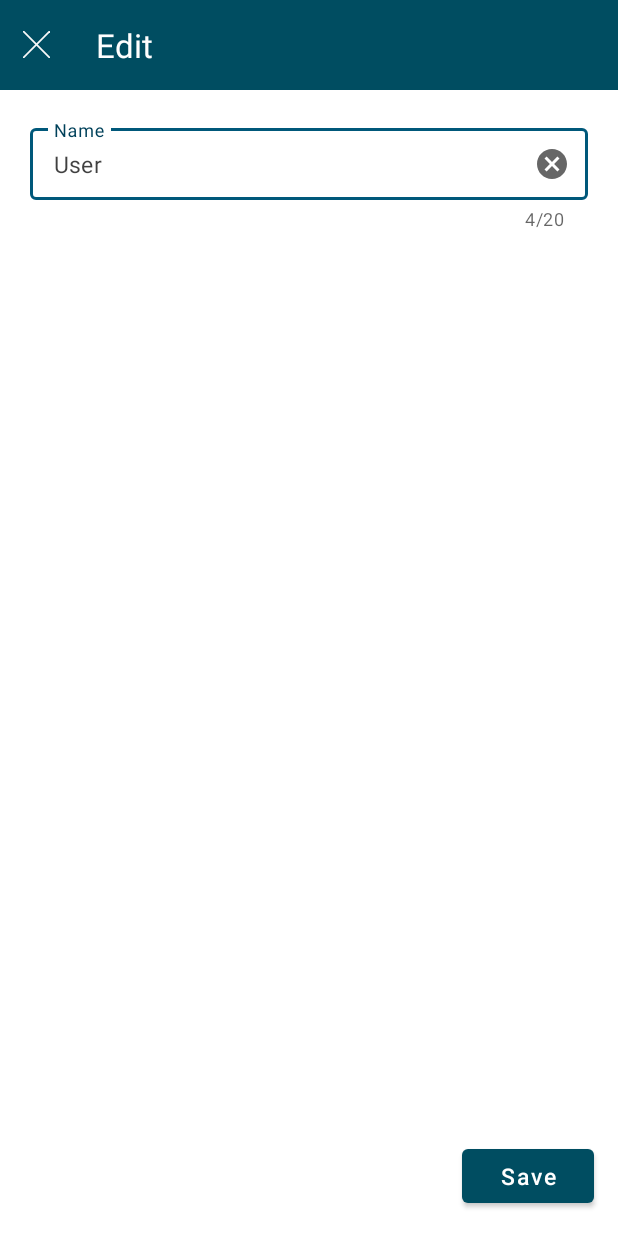
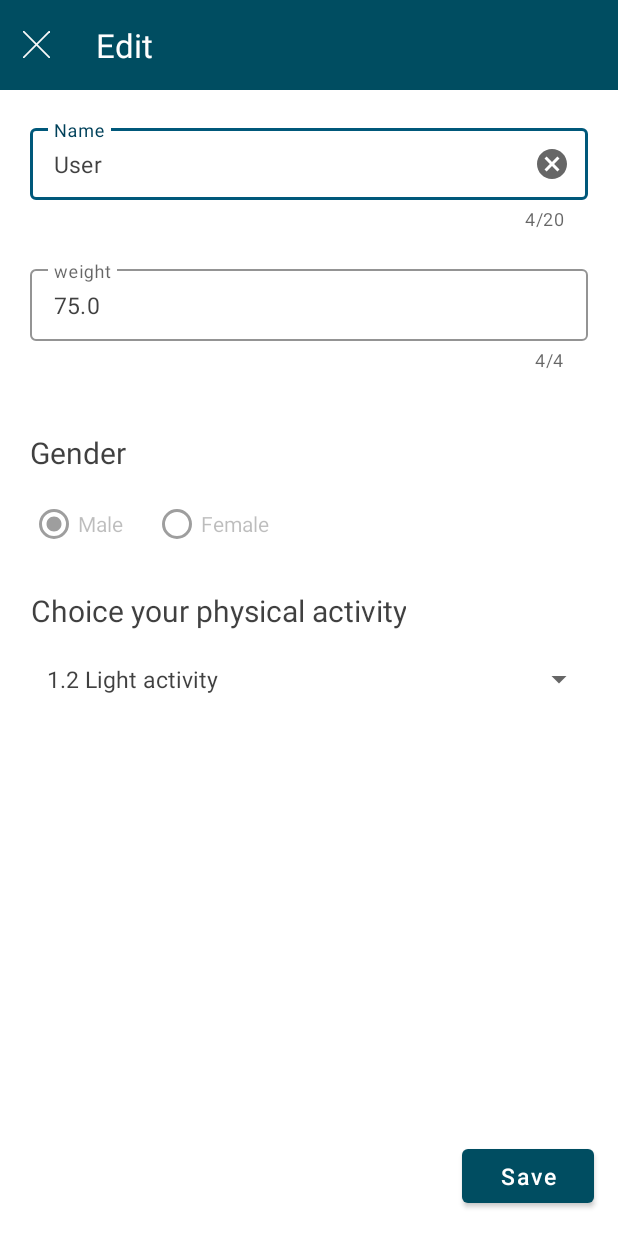
Before and after one commit to artemqq5/WaterDrinkApp, an Android app: the DialogEditUser screen opened through its navigation route, on a phone screen of 412 x 824 dp. Run offline under Robolectric (Android 15) with nearby library versions, the light colour scheme and no system bars; our stand-ins replace Dagger/Hilt's generated code, navigation-ui.

Commit message:
upd mvvm
start connect mvvm

```diff
--- a/app/src/main/java/ppatsrrif/one/waterstate/presentation/home/DialogEditUser.kt
+++ b/app/src/main/java/ppatsrrif/one/waterstate/presentation/home/DialogEditUser.kt
@@ -9,22 +9,23 @@ import android.text.TextWatcher
 import android.view.LayoutInflater
 import android.view.View
 import android.view.ViewGroup
+import android.widget.ArrayAdapter
 import androidx.fragment.app.DialogFragment
+import androidx.fragment.app.activityViewModels
 import dagger.hilt.android.AndroidEntryPoint
+import ppatsrrif.one.waterstate.ApplicationStart.Companion.log
 import ppatsrrif.one.waterstate.R
 import ppatsrrif.one.waterstate.databinding.DialogEditUserBinding
-import ppatsrrif.one.waterstate.domain.repository.UserRepository
+import ppatsrrif.one.waterstate.domain.repository.model.UserGender
 import ppatsrrif.one.waterstate.domain.repository.model.UserModel
-import javax.inject.Inject
+import ppatsrrif.one.waterstate.presentation.viewmodel.UserViewModel
 
 @AndroidEntryPoint
 class DialogEditUser : DialogFragment() {
 
     private lateinit var bindingDialog: DialogEditUserBinding
 
-    @Inject
-    lateinit var userRepositoryImp: UserRepository
-
+    private val userViewModel: UserViewModel by activityViewModels()
 
     override fun onCreateView(
         inflater: LayoutInflater,
@@ -46,11 +47,18 @@ class DialogEditUser : DialogFragment() {
             setLayout(ViewGroup.LayoutParams.MATCH_PARENT, ViewGroup.LayoutParams.MATCH_PARENT)
         }
 
+        bindingDialog.physicalChoicer.adapter = ArrayAdapter(
+            requireContext(),
+            R.layout.physical_item,
+            resources.getStringArray(R.array.physical_activity)
+        )
+
         // default user params
-        bindingDialog.nameEditInput.editText?.setText(userRepositoryImp.getUser().name)
+        setDefaultUserParams(userViewModel.getDefaultUser())
 
         // change name text
         bindingDialog.nameEditInput.editText?.addTextChangedListener(textListener)
+        bindingDialog.weightEditInput.editText?.addTextChangedListener(textListener)
 
         // button close dialog
         bindingDialog.closeDialogButton.setOnClickListener {
@@ -60,27 +68,27 @@ class DialogEditUser : DialogFragment() {
         // save data in dialog
         bindingDialog.saveEditsButton.setOnClickListener {
 
-            val userName = bindingDialog.nameEditInput.editText?.text.toString()
+            val name = bindingDialog.nameEditInput.editText?.text.toString()
+            val weight = bindingDialog.weightEditInput.editText?.text.toString()
+            val gender =
+                if (bindingDialog.radioMan.isChecked) UserGender.Male else UserGender.Female
+            val physical =
+                resources.getStringArray(R.array.physical_activity_value)[bindingDialog.physicalChoicer.selectedItemPosition]
 
             // check for validity
-            if (validationName(userName)) {
+            if (validationName(name) && validationWeight(weight)) {
 
-                //todo додати інші поля для зміни та додати mvvm
-
-                val user = userRepositoryImp.getUser()
-                userRepositoryImp.setUser(
+                userViewModel.setNewUser(
                     UserModel(
-                        userName,
-                        user.weight,
-                        user.gender,
-                        user.physical
+                        name,
+                        weight.toFloat(),
+                        gender,
+                        physical.toFloat()
                     )
                 )
 
                 dismiss()
 
-            } else {
-                bindingDialog.nameEditInput.error = resources.getString(R.string.empty_error)
             }
 
         }
@@ -95,9 +103,14 @@ class DialogEditUser : DialogFragment() {
 
         override fun onTextChanged(p0: CharSequence?, p1: Int, p2: Int, p3: Int) {
             val name = bindingDialog.nameEditInput.editText?.text.toString()
+            val weight = bindingDialog.weightEditInput.editText?.text.toString()
 
-            if (validationName(name)) {
+            if (name.isNotEmpty() && validationName(name)) {
                 bindingDialog.nameEditInput.error = null
+            }
+
+            if (weight.isNotEmpty() && validationWeight(weight)) {
+                bindingDialog.weightEditInput.error = null
             }
         }
 
@@ -116,5 +129,41 @@ class DialogEditUser : DialogFragment() {
         return true
     }
 
+    private fun validationWeight(weight: String): Boolean {
+        try {
+            if (weight.toFloat() !in 30.0..150.0) {
+                bindingDialog.weightEditInput.error =
+                    resources.getString(R.string.weight_range_error)
+                return false
+            }
+
+        } catch (e: Exception) {
+            bindingDialog.weightEditInput.error = resources.getString(R.string.weight_format_error)
+            return false
+        }
+
+        return true
+    }
+
+    private fun setDefaultUserParams(user: UserModel) {
+        bindingDialog.nameEditInput.editText?.setText(user.name)
+        bindingDialog.weightEditInput.editText?.setText(user.weight.toString())
+        bindingDialog.physicalChoicer.setSelection(setPhysicalActivityByValue(user.physical))
+
+        if (user.gender == UserGender.Male) bindingDialog.radioMan.isChecked = true
+        else bindingDialog.radioWoman.isChecked = true
+    }
+
+    private fun setPhysicalActivityByValue(value: Float): Int {
+        return when (value) {
+            1.2f -> 1
+            1.4f -> 2
+            1.6f -> 3
+            1.8f -> 4
+
+            else -> 0
+        }
+    }
+
 
 }
--- a/app/src/main/java/ppatsrrif/one/waterstate/presentation/home/FragmentHome.kt
+++ b/app/src/main/java/ppatsrrif/one/waterstate/presentation/home/FragmentHome.kt
@@ -7,12 +7,12 @@ import android.view.LayoutInflater
 import android.view.View
 import android.view.ViewGroup
 import androidx.fragment.app.Fragment
+import androidx.fragment.app.activityViewModels
 import androidx.navigation.fragment.findNavController
 import dagger.hilt.android.AndroidEntryPoint
 import ppatsrrif.one.waterstate.R
 import ppatsrrif.one.waterstate.databinding.FragmentHomeBinding
-import ppatsrrif.one.waterstate.domain.repository.UserRepository
-import javax.inject.Inject
+import ppatsrrif.one.waterstate.presentation.viewmodel.UserViewModel
 
 @AndroidEntryPoint
 class FragmentHome : Fragment(), View.OnClickListener {
@@ -22,8 +22,7 @@ class FragmentHome : Fragment(), View.OnClickListener {
 
     private lateinit var binding: FragmentHomeBinding
 
-    @Inject
-    lateinit var userRepositoryImp: UserRepository
+    private val userViewModel: UserViewModel by activityViewModels()
 
 //    private val userStoragePreference by lazy {
 //        UserUserStoragePreference(requireContext())
@@ -66,13 +65,13 @@ class FragmentHome : Fragment(), View.OnClickListener {
 //        }
 
         // todo
-        // додати відображення даних, mvvm
-
+        // додати відображення даних
 
         // set default status WHO Recommendation
         binding.recommendation.visibility =
-            if (userRepositoryImp.getStatusRecommendation()) View.VISIBLE else View.INVISIBLE
-//
+            if (userViewModel.getDefaultStatusRecommendation()) View.VISIBLE else View.INVISIBLE
+
+        //
 //        // set water norm
 //        liveDataUser.liveDataWeight.observe(viewLifecycleOwner) {
 //            binding.waterNorma.text =
@@ -118,7 +117,7 @@ class FragmentHome : Fragment(), View.OnClickListener {
 
             R.id.closeRecommendation -> {
                 binding.recommendation.visibility = View.INVISIBLE
-                userRepositoryImp.setStatusRecommendation(false)
+                userViewModel.setStatusRecommendation(false)
             }
 
             R.id.button_more -> {
--- /dev/null
+++ b/app/src/main/java/ppatsrrif/one/waterstate/presentation/viewmodel/UserViewModel.kt
@@ -0,0 +1,52 @@
+package ppatsrrif.one.waterstate.presentation.viewmodel
+
+import androidx.lifecycle.LiveData
+import androidx.lifecycle.MutableLiveData
+import androidx.lifecycle.ViewModel
+import dagger.hilt.android.lifecycle.HiltViewModel
+import ppatsrrif.one.waterstate.domain.repository.UserRepository
+import ppatsrrif.one.waterstate.domain.repository.model.LoadMode
+import ppatsrrif.one.waterstate.domain.repository.model.UserModel
+import javax.inject.Inject
+
+@HiltViewModel
+class UserViewModel @Inject constructor(
+    private val userRepository: UserRepository
+) : ViewModel() {
+
+    private val mutableLiveDataUser: MutableLiveData<UserModel> = MutableLiveData()
+
+    val liveDataUser: LiveData<UserModel>
+        get() = mutableLiveDataUser
+
+    fun setNewUser(userModel: UserModel) {
+        userRepository.setUser(userModel)
+        mutableLiveDataUser.postValue(userModel)
+    }
+
+    fun getDefaultUser(): UserModel {
+        return userRepository.getUser()
+    }
+
+    fun setStatusRecommendation(status: Boolean) {
+        userRepository.setStatusRecommendation(status)
+    }
+
+    fun getDefaultStatusRecommendation(): Boolean {
+        return userRepository.getStatusRecommendation()
+    }
+
+    init {
+        mutableLiveDataUser.postValue(getDefaultUser())
+    }
+
+    fun setLoadMode(loadMode: LoadMode) {
+        userRepository.setLoadMode(loadMode)
+    }
+
+    fun getDefaultLoadMode(): LoadMode {
+        return userRepository.getLoadMode()
+    }
+
+
+}
--- a/app/src/main/res/layout/dialog_edit_user.xml
+++ b/app/src/main/res/layout/dialog_edit_user.xml
@@ -68,6 +68,66 @@
 
             </com.google.android.material.textfield.TextInputLayout>
 
+            <com.google.android.material.textfield.TextInputLayout
+                android:id="@+id/weightEditInput"
+                style="@style/InputMaterial"
+                android:layout_marginBottom="20dp"
+                android:hint="@string/setWeightInput"
+                app:counterEnabled="true"
+                app:counterMaxLength="4"
+                app:endIconMode="clear_text">
+
+                <com.google.android.material.textfield.TextInputEditText
+                    style="@style/EditTextMaterial"
+                    android:inputType="numberDecimal"
+                    android:maxLength="4" />
+
+            </com.google.android.material.textfield.TextInputLayout>
+
+            <com.google.android.material.textview.MaterialTextView
+                android:id="@+id/gender"
+                style="@style/Text.SizeMedium"
+                android:text="@string/gender" />
+
+            <RadioGroup
+                android:layout_width="match_parent"
+                android:layout_height="match_parent"
+                android:layout_marginStart="20dp"
+                android:layout_marginTop="10dp"
+                android:layout_marginEnd="20dp"
+                android:orientation="horizontal">
+
+                <RadioButton
+                    android:id="@+id/radioMan"
+                    android:layout_width="wrap_content"
+                    android:layout_height="wrap_content"
+                    android:layout_marginEnd="20dp"
+                    android:enabled="false"
+                    android:text="@string/male" />
+
+                <RadioButton
+                    android:id="@+id/radioWoman"
+                    android:layout_width="wrap_content"
+                    android:layout_height="wrap_content"
+                    android:enabled="false"
+                    android:text="@string/female" />
+            </RadioGroup>
+
+            <com.google.android.material.textview.MaterialTextView
+                android:id="@+id/physical"
+                style="@style/Text.SizeMedium"
+                android:text="@string/setPhysical" />
+
+            <Spinner
+                android:id="@+id/physicalChoicer"
+                android:layout_width="match_parent"
+                android:layout_height="wrap_content"
+                android:layout_marginStart="15dp"
+                android:layout_marginTop="5dp"
+                android:layout_marginEnd="15dp"
+                android:layout_marginBottom="10dp"
+                tools:listitem="@layout/physical_item" />
+
         </LinearLayout>
 
     </ScrollView>
--- a/app/src/main/res/values/strings.xml
+++ b/app/src/main/res/values/strings.xml
@@ -30,6 +30,7 @@
     <string name="edit">Edit</string>
     <string name="button_save">Save</string>
     <string name="weight">Weight</string>
+    <string name="gender">Gender</string>
 
     <!--    Dialog list item-->
     <string name="list_records">List of records</string>
```
Also changed, not shown: app/src/main/java/ppatsrrif/one/waterstate/presentation/home/FragmentProfile.kt (+5 -9 lines), app/src/main/java/ppatsrrif/one/waterstate/presentation/login/ConditionalScreen.kt (+4 -5 lines), app/src/main/java/ppatsrrif/one/waterstate/presentation/login/FragmentUser.kt (+5 -4 lines), app/src/main/java/ppatsrrif/one/waterstate/presentation/viewmodel/ViewModelUser.kt (deleted, +0 -32 lines), 1 other file.
